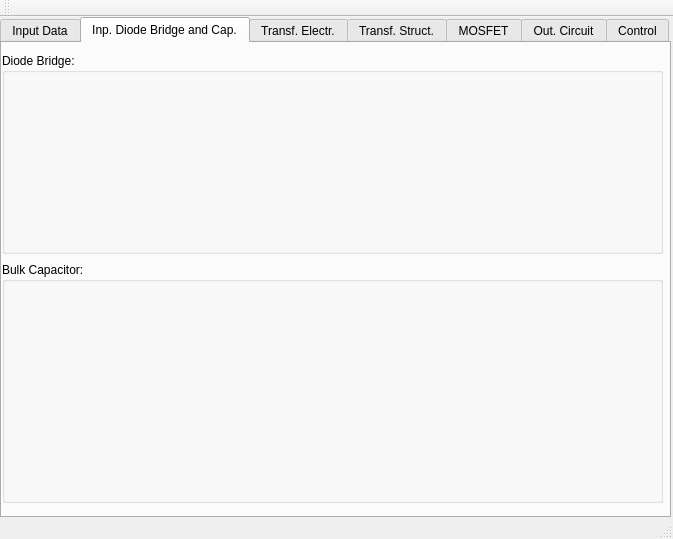
Above: FLySMPS/FLySMPS.ui from aemeltsev/FLySMPS before the change. Below: the same form after it.
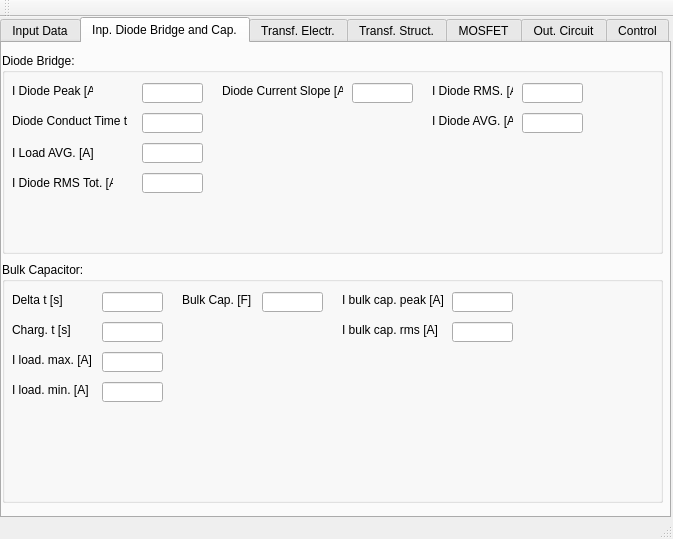
That is the form after the change. The open tabs and pages were chosen to show the change.

Patch:
```diff
--- a/FLySMPS/FLySMPS.ui
+++ b/FLySMPS/FLySMPS.ui
@@ -838,6 +838,167 @@
       <property name="title">
        <string>Diode Bridge:</string>
       </property>
+      <widget class="QLabel" name="label_40">
+       <property name="geometry">
+        <rect>
+         <x>10</x>
+         <y>30</y>
+         <width>81</width>
+         <height>16</height>
+        </rect>
+       </property>
+       <property name="text">
+        <string>I Diode Peak [A]</string>
+       </property>
+      </widget>
+      <widget class="QLineEdit" name="lineEdit_39">
+       <property name="geometry">
+        <rect>
+         <x>140</x>
+         <y>30</y>
+         <width>61</width>
+         <height>20</height>
+        </rect>
+       </property>
+      </widget>
+      <widget class="QLabel" name="label_41">
+       <property name="geometry">
+        <rect>
+         <x>10</x>
+         <y>60</y>
+         <width>121</width>
+         <height>16</height>
+        </rect>
+       </property>
+       <property name="text">
+        <string>Diode Conduct Time t  [s]</string>
+       </property>
+      </widget>
+      <widget class="QLineEdit" name="lineEdit_40">
+       <property name="geometry">
+        <rect>
+         <x>140</x>
+         <y>60</y>
+         <width>61</width>
+         <height>20</height>
+        </rect>
+       </property>
+      </widget>
+      <widget class="QLabel" name="label_42">
+       <property name="geometry">
+        <rect>
+         <x>430</x>
+         <y>30</y>
+         <width>81</width>
+         <height>16</height>
+        </rect>
+       </property>
+       <property name="text">
+        <string>I Diode RMS. [A]</string>
+       </property>
+      </widget>
+      <widget class="QLabel" name="label_43">
+       <property name="geometry">
+        <rect>
+         <x>430</x>
+         <y>60</y>
+         <width>81</width>
+         <height>16</height>
+        </rect>
+       </property>
+       <property name="text">
+        <string>I Diode AVG. [A]</string>
+       </property>
+      </widget>
+      <widget class="QLabel" name="label_44">
+       <property name="geometry">
+        <rect>
+         <x>10</x>
+         <y>90</y>
+         <width>81</width>
+         <height>20</height>
+        </rect>
+       </property>
+       <property name="text">
+        <string>I Load AVG. [A]</string>
+       </property>
+      </widget>
+      <widget class="QLabel" name="label_45">
+       <property name="geometry">
+        <rect>
+         <x>10</x>
+         <y>120</y>
+         <width>101</width>
+         <height>20</height>
+        </rect>
+       </property>
+       <property name="text">
+        <string>I Diode RMS Tot. [A]</string>
+       </property>
+      </widget>
+      <widget class="QLineEdit" name="lineEdit_41">
+       <property name="geometry">
+        <rect>
+         <x>520</x>
+         <y>30</y>
+         <width>61</width>
+         <height>20</height>
+        </rect>
+       </property>
+      </widget>
+      <widget class="QLineEdit" name="lineEdit_42">
+       <property name="geometry">
+        <rect>
+         <x>520</x>
+         <y>60</y>
+         <width>61</width>
+         <height>20</height>
+        </rect>
+       </property>
+      </widget>
+      <widget class="QLineEdit" name="lineEdit_43">
+       <property name="geometry">
+        <rect>
+         <x>140</x>
+         <y>90</y>
+         <width>61</width>
+         <height>20</height>
+        </rect>
+       </property>
+      </widget>
+      <widget class="QLineEdit" name="lineEdit_44">
+       <property name="geometry">
+        <rect>
+         <x>140</x>
+         <y>120</y>
+         <width>61</width>
+         <height>20</height>
+        </rect>
+       </property>
+      </widget>
+      <widget class="QLabel" name="label_46">
+       <property name="geometry">
+        <rect>
+         <x>220</x>
+         <y>30</y>
+         <width>121</width>
+         <height>16</height>
+        </rect>
+       </property>
+       <property name="text">
+        <string>Diode Current Slope [A/s]</string>
+       </property>
+      </widget>
+      <widget class="QLineEdit" name="lineEdit_46">
+       <property name="geometry">
+        <rect>
+         <x>350</x>
+         <y>30</y>
+         <width>61</width>
+         <height>20</height>
+        </rect>
+       </property>
+      </widget>
      </widget>
      <widget class="QGroupBox" name="groupBox_6">
       <property name="geometry">
@@ -851,6 +1012,167 @@
       <property name="title">
        <string>Bulk Capacitor:</string>
       </property>
+      <widget class="QLabel" name="label_33">
+       <property name="geometry">
+        <rect>
+         <x>10</x>
+         <y>30</y>
+         <width>61</width>
+         <height>16</height>
+        </rect>
+       </property>
+       <property name="text">
+        <string>Delta t [s]</string>
+       </property>
+      </widget>
+      <widget class="QLineEdit" name="lineEdit">
+       <property name="geometry">
+        <rect>
+         <x>100</x>
+         <y>30</y>
+         <width>61</width>
+         <height>20</height>
+        </rect>
+       </property>
+      </widget>
+      <widget class="QLabel" name="label_34">
+       <property name="geometry">
+        <rect>
+         <x>10</x>
+         <y>60</y>
+         <width>61</width>
+         <height>16</height>
+        </rect>
+       </property>
+       <property name="text">
+        <string>Charg. t [s]</string>
+       </property>
+      </widget>
+      <widget class="QLineEdit" name="lineEdit_33">
+       <property name="geometry">
+        <rect>
+         <x>100</x>
+         <y>60</y>
+         <width>61</width>
+         <height>20</height>
+        </rect>
+       </property>
+      </widget>
+      <widget class="QLineEdit" name="lineEdit_34">
+       <property name="geometry">
+        <rect>
+         <x>100</x>
+         <y>90</y>
+         <width>61</width>
+         <height>20</height>
+        </rect>
+       </property>
+      </widget>
+      <widget class="QLineEdit" name="lineEdit_35">
+       <property name="geometry">
+        <rect>
+         <x>100</x>
+         <y>120</y>
+         <width>61</width>
+         <height>20</height>
+        </rect>
+       </property>
+      </widget>
+      <widget class="QLabel" name="label_35">
+       <property name="geometry">
+        <rect>
+         <x>10</x>
+         <y>90</y>
+         <width>81</width>
+         <height>16</height>
+        </rect>
+       </property>
+       <property name="text">
+        <string>I load. max. [A]</string>
+       </property>
+      </widget>
+      <widget class="QLabel" name="label_36">
+       <property name="geometry">
+        <rect>
+         <x>10</x>
+         <y>120</y>
+         <width>81</width>
+         <height>16</height>
+        </rect>
+       </property>
+       <property name="text">
+        <string>I load. min. [A]</string>
+       </property>
+      </widget>
+      <widget class="QLabel" name="label_37">
+       <property name="geometry">
+        <rect>
+         <x>180</x>
+         <y>30</y>
+         <width>71</width>
+         <height>16</height>
+        </rect>
+       </property>
+       <property name="text">
+        <string>Bulk Cap. [F]</string>
+       </property>
+      </widget>
+      <widget class="QLineEdit" name="lineEdit_36">
+       <property name="geometry">
+        <rect>
+         <x>260</x>
+         <y>30</y>
+         <width>61</width>
+         <height>20</height>
+        </rect>
+       </property>
+      </widget>
+      <widget class="QLabel" name="label_38">
+       <property name="geometry">
+        <rect>
+         <x>340</x>
+         <y>30</y>
+         <width>101</width>
+         <height>16</height>
+        </rect>
+       </property>
+       <property name="text">
+        <string>I bulk cap. peak [A]</string>
+       </property>
+      </widget>
+      <widget class="QLineEdit" name="lineEdit_37">
+       <property name="geometry">
+        <rect>
+         <x>450</x>
+         <y>30</y>
+         <width>61</width>
+         <height>20</height>
+        </rect>
+       </property>
+      </widget>
+      <widget class="QLabel" name="label_39">
+       <property name="geometry">
+        <rect>
+         <x>340</x>
+         <y>60</y>
+         <width>101</width>
+         <height>16</height>
+        </rect>
+       </property>
+       <property name="text">
+        <string>I bulk cap. rms [A]</string>
+       </property>
+      </widget>
+      <widget class="QLineEdit" name="lineEdit_38">
+       <property name="geometry">
+        <rect>
+         <x>450</x>
+         <y>60</y>
+         <width>61</width>
+         <height>20</height>
+        </rect>
+       </property>
+      </widget>
      </widget>
     </widget>
     <widget class="QWidget" name="tab_5">
```
Left out of the diff: 2 changed lines with no effect on the pictures.
